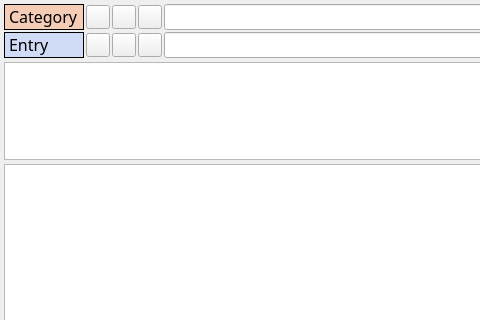
The window that notizenmainwindow.ui (jan-henkel/Notes) describes before a commit, drawn with Qt 5; both pictures show x 0 to 480 and y 0 to 320 of the 599 by 492 pixel window.
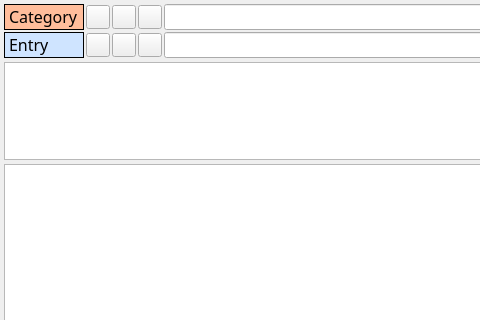
The same window after the commit. Icons and pictures are not drawn. Custom widgets are drawn as their Qt base class.

```diff
--- a/notizenmainwindow.ui
+++ b/notizenmainwindow.ui
@@ -94,7 +94,7 @@
            <bool>false</bool>
           </property>
           <property name="styleSheet">
-           <string notr="true">background-color: rgba(160, 189, 255, 100);</string>
+           <string notr="true">background-color: rgb(207, 228, 255);</string>
           </property>
           <property name="frameShape">
            <enum>QFrame::Panel</enum>
@@ -340,59 +340,6 @@
           </property>
          </widget>
         </item>
-        <item row="0" column="0">
-         <widget class="QLabel" name="tagsLabel">
-          <property name="sizePolicy">
-           <sizepolicy hsizetype="Minimum" vsizetype="Minimum">
-            <horstretch>0</horstretch>
-            <verstretch>0</verstretch>
-           </sizepolicy>
-          </property>
-          <property name="minimumSize">
-           <size>
-            <width>64</width>
-            <height>0</height>
-           </size>
-          </property>
-          <property name="font">
-           <font>
-            <family>Trebuchet MS</family>
-            <pointsize>12</pointsize>
-            <weight>50</weight>
-            <italic>false</italic>
-            <bold>false</bold>
-            <stylestrategy>PreferAntialias</stylestrategy>
-           </font>
-          </property>
-          <property name="autoFillBackground">
-           <bool>false</bool>
-          </property>
-          <property name="styleSheet">
-           <string notr="true">background-color: rgba(255, 151, 91, 100);</string>
-          </property>
-          <property name="frameShape">
-           <enum>QFrame::Panel</enum>
-          </property>
-          <property name="frameShadow">
-           <enum>QFrame::Plain</enum>
-          </property>
-          <property name="lineWidth">
-           <number>1</number>
-          </property>
-          <property name="text">
-           <string>&lt;html&gt;&lt;head/&gt;&lt;body&gt;&lt;p&gt;&lt;img src=&quot;:/icons/folder.png&quot;/&gt; Category&lt;/p&gt;&lt;/body&gt;&lt;/html&gt;</string>
-          </property>
-          <property name="textFormat">
-           <enum>Qt::RichText</enum>
-          </property>
-          <property name="pixmap">
-           <pixmap resource="icons.qrc">:/icons/accept.png</pixmap>
-          </property>
-          <property name="scaledContents">
-           <bool>false</bool>
-          </property>
-         </widget>
-        </item>
         <item row="1" column="9">
          <widget class="QPushButton" name="savePushButton">
           <property name="enabled">
@@ -518,6 +465,28 @@
           </property>
          </widget>
         </item>
+        <item row="0" column="0">
+         <widget class="QLabel" name="label">
+          <property name="font">
+           <font>
+            <family>Trebuchet MS</family>
+            <pointsize>12</pointsize>
+           </font>
+          </property>
+          <property name="styleSheet">
+           <string notr="true">background-color: rgb(255, 189, 155);</string>
+          </property>
+          <property name="frameShape">
+           <enum>QFrame::Box</enum>
+          </property>
+          <property name="text">
+           <string>&lt;html&gt;&lt;head/&gt;&lt;body&gt;&lt;p&gt;&lt;img src=&quot;:/icons/folder.png&quot;/&gt; Category&lt;/p&gt;&lt;/body&gt;&lt;/html&gt;</string>
+          </property>
+          <property name="textFormat">
+           <enum>Qt::RichText</enum>
+          </property>
+         </widget>
+        </item>
        </layout>
       </item>
      </layout>
```
